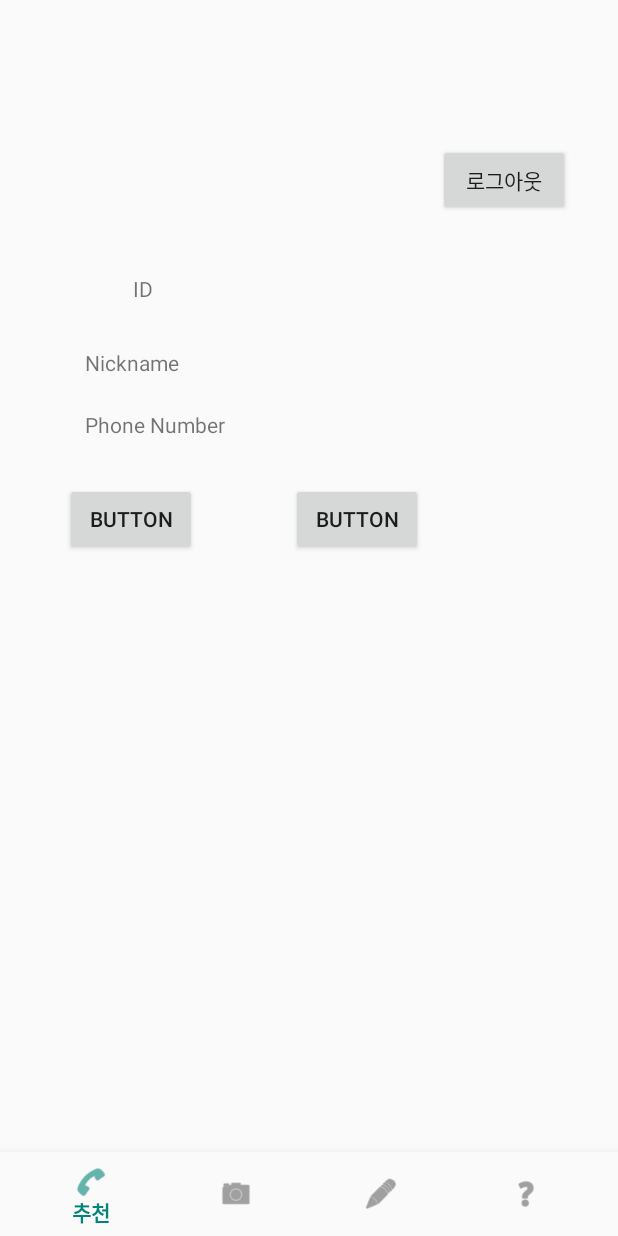
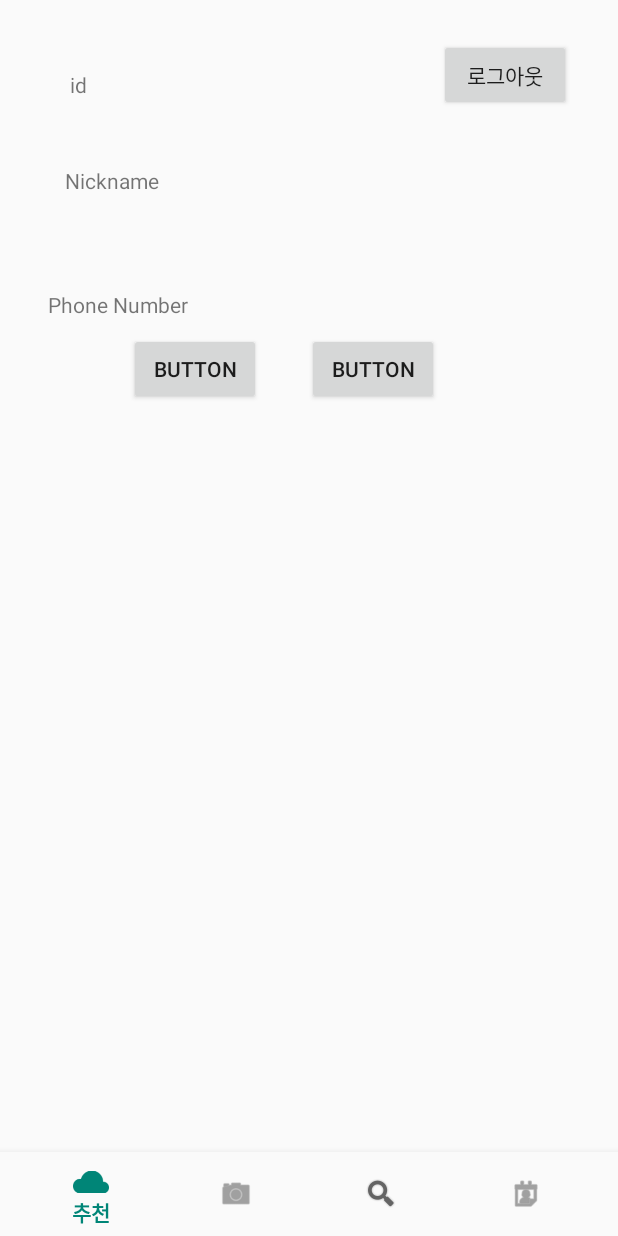
Before and after one commit to GitaeA/fireBook, an Android app: the fragment Mypage placed in its activity, on a phone screen of 412 x 824 dp. Run offline under Robolectric (Android 15) with nearby library versions, the phone set to English and light mode, and no system bars; libraries missing offline, so code that uses them is left out: com.google.zxing.integration; pictures from the network do not load; 2 statements that could not run were skipped.

Commit message:
마이페이지 리사이클 프로토, 인트로

```diff
--- a/app/src/main/java/com/mobitant/firebook/Mypage.java
+++ b/app/src/main/java/com/mobitant/firebook/Mypage.java
@@ -14,16 +14,25 @@ import android.widget.Button;
 import android.widget.TextView;
 import android.widget.Toast;
 
-public class Mypage extends Fragment {
+import org.json.JSONException;
+import org.json.JSONObject;
+
+import java.util.ArrayList;
+import java.util.List;
+
+public class Mypage extends Fragment implements ServerResponse {
 
     TextView Myphone;
     TextView Myname;
     TextView Myid;
     private Context context;
-    RecyclerView recyclerView;
-    LinearLayoutManager layoutManager;
+
+    private LinearLayoutManager layoutManager;
     Button logoutBtn;
     Activity root = getActivity();
+    List<Mypage> myCompo = new ArrayList<>();
+    public static RecyclerView myRecyclerView;
+    public MypageRecyclerViewAdapter myRecyclerViewAdapter;
 
     @Override
     public View onCreateView(LayoutInflater inflater, ViewGroup container,
@@ -34,12 +43,12 @@ public class Mypage extends Fragment {
         Myphone = mypage_activity.findViewById(R.id.text_myPhone);
         Myname = mypage_activity.findViewById(R.id.text_myNick);
         Myid = mypage_activity.findViewById(R.id.text_myID);
-                Myid.setText(Login.sid);
+        Myid.setText(Login.sid);
         Myname.setText(Login.snick);
         Myphone.setText(Login.sphone);
         context = container.getContext();
 
-        logoutBtn = (Button)mypage_activity.findViewById(R.id.logoutBtn);
+        logoutBtn = (Button) mypage_activity.findViewById(R.id.logoutBtn);
         logoutBtn.setOnClickListener(new View.OnClickListener() {
             @Override
             public void onClick(View v) {
@@ -48,18 +57,46 @@ public class Mypage extends Fragment {
         });
 
 
-//        recyclerView = mypage_activity.findViewById(R.id.buyRecyclerView);
+//        myRecyclerView = mypage_activity.findViewById(R.id.buyRecyclerView);
+////
 //
 //        layoutManager = new LinearLayoutManager(getActivity());
-//        recyclerView.setLayoutManager(layoutManager);
+//        myRecyclerView.setLayoutManager(layoutManager);
+//
+//
+////        myRecyclerViewAdapter = new MypageRecyclerViewAdapter(getActivity(), myCompo);
+//        myRecyclerView.setAdapter(myRecyclerViewAdapter);
 
         return mypage_activity;
     }
 
-    public void logout(){
-        Toast.makeText(context,"로그아웃 완료",Toast.LENGTH_LONG).show();
-        Intent intent = new Intent(getActivity(),Login.class);
-        Login.sid=null;
+    public void logout() {
+        Toast.makeText(context, "로그아웃 완료", Toast.LENGTH_LONG).show();
+        Intent intent = new Intent(getActivity(), Login.class);
+        Login.sid = null;
         startActivity(intent);
     }
+
+    @Override
+    public void processFinish(String output) {
+
+//        JSONObject jObject = null;
+//        try {
+//            jObject = new JSONObject(output);
+//            String code = jObject.getString("code");
+//
+//            switch (code) {
+//                case "login":
+//                    //loginProcess(jObject.getString("data"));
+//                    break;
+//                case "loadBook":
+//                   // loadBookProcess(jObject.getString("data"));
+//                    break;
+//
+//            }
+//        } catch (JSONException e) {
+//            e.printStackTrace();
+//        }
+
+    }
 }
--- a/app/src/main/res/layout/fragment_my.xml
+++ b/app/src/main/res/layout/fragment_my.xml
@@ -8,18 +8,18 @@
 
     <TextView
         android:id="@+id/textView17"
-        android:layout_width="75dp"
-        android:layout_height="21dp"
+        android:layout_width="39dp"
+        android:layout_height="33dp"
         android:layout_marginStart="8dp"
-        android:layout_marginEnd="62dp"
+        android:layout_marginEnd="8dp"
         android:layout_marginBottom="8dp"
-        android:text="ID"
+        android:text="id"
         app:layout_constraintBottom_toBottomOf="parent"
-        app:layout_constraintEnd_toStartOf="@+id/text_myID"
-        app:layout_constraintHorizontal_bias="1.0"
+        app:layout_constraintEnd_toEndOf="parent"
+        app:layout_constraintHorizontal_bias="0.109"
         app:layout_constraintStart_toStartOf="parent"
         app:layout_constraintTop_toTopOf="parent"
-        app:layout_constraintVertical_bias="0.247" />
+        app:layout_constraintVertical_bias="0.064" />
 
     <TextView
         android:id="@+id/textView18"
@@ -32,10 +32,10 @@
         android:text="Nickname"
         app:layout_constraintBottom_toBottomOf="parent"
         app:layout_constraintEnd_toEndOf="parent"
-        app:layout_constraintHorizontal_bias="0.145"
+        app:layout_constraintHorizontal_bias="0.105"
         app:layout_constraintStart_toStartOf="parent"
         app:layout_constraintTop_toTopOf="parent"
-        app:layout_constraintVertical_bias="0.306" />
+        app:layout_constraintVertical_bias="0.14" />
 
     <TextView
         android:id="@+id/textView19"
@@ -47,10 +47,10 @@
         android:text="Phone Number"
         app:layout_constraintBottom_toBottomOf="parent"
         app:layout_constraintEnd_toEndOf="parent"
-        app:layout_constraintHorizontal_bias="0.16"
+        app:layout_constraintHorizontal_bias="0.08"
         app:layout_constraintStart_toStartOf="parent"
         app:layout_constraintTop_toTopOf="parent"
-        app:layout_constraintVertical_bias="0.369" />
+        app:layout_constraintVertical_bias="0.261" />
 
     <TextView
         android:id="@+id/text_myID"
@@ -59,14 +59,13 @@
         android:layout_marginStart="8dp"
         android:layout_marginTop="8dp"
         android:layout_marginEnd="8dp"
-        android:layout_marginBottom="19dp"
+        android:layout_marginBottom="8dp"
         android:text="TextView"
-        app:layout_constraintBottom_toTopOf="@+id/text_myNick"
+        app:layout_constraintBottom_toBottomOf="parent"
         app:layout_constraintEnd_toEndOf="parent"
-        app:layout_constraintHorizontal_bias="0.55"
         app:layout_constraintStart_toStartOf="parent"
         app:layout_constraintTop_toTopOf="parent"
-        app:layout_constraintVertical_bias="0.954" />
+        app:layout_constraintVertical_bias="0.067" />
 
     <TextView
         android:id="@+id/text_myNick"
@@ -78,10 +77,9 @@
         android:text="TextView"
         app:layout_constraintBottom_toBottomOf="parent"
         app:layout_constraintEnd_toEndOf="parent"
-        app:layout_constraintHorizontal_bias="0.55"
         app:layout_constraintStart_toStartOf="parent"
         app:layout_constraintTop_toTopOf="parent"
-        app:layout_constraintVertical_bias="0.313" />
+        app:layout_constraintVertical_bias="0.15" />
 
     <TextView
         android:id="@+id/text_myPhone"
@@ -93,26 +91,25 @@
         android:text="TextView"
         app:layout_constraintBottom_toBottomOf="@+id/recyclerView"
         app:layout_constraintEnd_toEndOf="parent"
-        app:layout_constraintHorizontal_bias="0.55"
         app:layout_constraintStart_toStartOf="parent"
         app:layout_constraintTop_toTopOf="parent"
-        app:layout_constraintVertical_bias="0.383" />
+        app:layout_constraintVertical_bias="0.263" />
 
     <Button
         android:id="@+id/logoutBtn"
         android:layout_width="wrap_content"
         android:layout_height="wrap_content"
-        android:layout_marginStart="292dp"
-        android:layout_marginTop="96dp"
+        android:layout_marginStart="8dp"
+        android:layout_marginTop="8dp"
         android:layout_marginEnd="8dp"
         android:layout_marginBottom="8dp"
         android:text="로그아웃"
         app:layout_constraintBottom_toBottomOf="parent"
         app:layout_constraintEnd_toEndOf="parent"
-        app:layout_constraintHorizontal_bias="0.0"
+        app:layout_constraintHorizontal_bias="0.925"
         app:layout_constraintStart_toStartOf="parent"
         app:layout_constraintTop_toTopOf="parent"
-        app:layout_constraintVertical_bias="0.0" />
+        app:layout_constraintVertical_bias="0.026" />
 
     <Button
         android:id="@+id/buyBtn"
@@ -125,10 +122,10 @@
         android:text="Button"
         app:layout_constraintBottom_toBottomOf="parent"
         app:layout_constraintEnd_toEndOf="parent"
-        app:layout_constraintHorizontal_bias="0.114"
+        app:layout_constraintHorizontal_bias="0.254"
         app:layout_constraintStart_toStartOf="parent"
         app:layout_constraintTop_toTopOf="parent"
-        app:layout_constraintVertical_bias="0.446" />
+        app:layout_constraintVertical_bias="0.304" />
 
     <Button
         android:id="@+id/sellBtn"
@@ -141,22 +138,21 @@
         android:text="Button"
         app:layout_constraintBottom_toBottomOf="parent"
         app:layout_constraintEnd_toEndOf="parent"
-        app:layout_constraintHorizontal_bias="0.829"
+        app:layout_constraintHorizontal_bias="0.878"
         app:layout_constraintStart_toStartOf="parent"
         app:layout_constraintTop_toTopOf="parent"
-        app:layout_constraintVertical_bias="0.446" />
+        app:layout_constraintVertical_bias="0.304" />
 
     <android.support.v7.widget.RecyclerView
         android:id="@+id/recyclerView"
-        android:layout_width="395dp"
-        android:layout_height="357dp"
+        android:layout_width="403dp"
+        android:layout_height="441dp"
         android:layout_marginStart="8dp"
         android:layout_marginTop="8dp"
         android:layout_marginEnd="8dp"
         android:layout_marginBottom="8dp"
         app:layout_constraintBottom_toBottomOf="parent"
         app:layout_constraintEnd_toEndOf="parent"
-        app:layout_constraintHorizontal_bias="0.0"
         app:layout_constraintStart_toStartOf="parent"
         app:layout_constraintTop_toTopOf="parent"
         app:layout_constraintVertical_bias="1.0" />
--- a/app/src/main/res/layout/login.xml
+++ b/app/src/main/res/layout/login.xml
@@ -11,7 +11,7 @@
         android:id="@+id/loginBtn"
         android:layout_width="120dp"
         android:layout_height="48dp"
-        android:layout_marginStart="48dp"
+        android:layout_marginStart="68dp"
         android:layout_marginTop="80dp"
         android:text="Login"
         app:layout_constraintStart_toStartOf="parent"
--- a/app/src/main/res/menu/menu_bottom.xml
+++ b/app/src/main/res/menu/menu_bottom.xml
@@ -2,7 +2,7 @@
 <menu xmlns:android="http://schemas.android.com/apk/res/android">
     <item
         android:id="@+id/navigation_menu1"
-        android:icon="@android:drawable/ic_menu_call"
+        android:icon="@drawable/m1"
         android:title="추천" />
 
     <item
@@ -12,11 +12,11 @@
 
     <item
         android:id="@+id/navigation_menu3"
-        android:icon="@android:drawable/ic_menu_edit"
+        android:icon="@android:drawable/ic_search_category_default"
         android:title="구매하기" />
 
     <item
         android:id="@+id/navigation_menu4"
-        android:icon="@android:drawable/ic_menu_help"
+        android:icon="@android:drawable/ic_menu_my_calendar"
         android:title="마이페이지" />
 </menu>
```
Also changed, not shown: app/src/main/java/com/mobitant/firebook/Intro.java (+7 -1 lines), app/src/main/java/com/mobitant/firebook/MypageRecyclerViewAdapter.java (added, +94 -0 lines), app/src/main/res/layout/intro.xml (+25 -2 lines), app/src/main/res/layout/my_page_recycler.xml (added, +73 -0 lines), app/src/main/res/drawable/id.png (added), app/src/main/res/drawable/m1.png (added), app/src/main/res/drawable/m2.png (added), app/src/main/res/drawable/m3.png (added), app/src/main/res/drawable/m4.png (added), app/src/main/res/drawable/user1.png (added).
